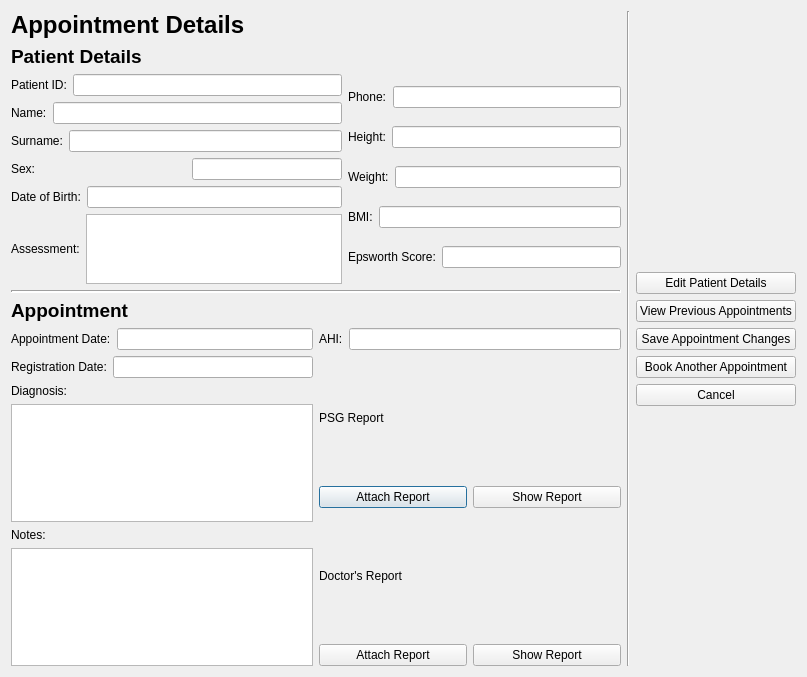
The window that apnea-design/appointmentview.ui (CESoftWorks/apnea) describes before a commit, drawn with Qt 5.
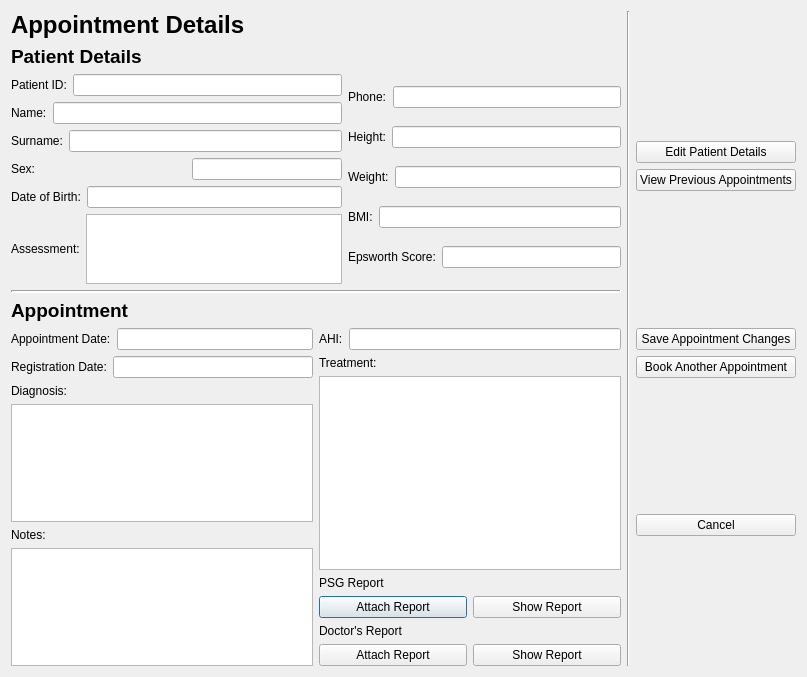
The same window after the commit.

Commit message: Fixed patient height and weight bugs, added editpatient form

Patch:
```diff
--- a/apnea-design/appointmentview.ui
+++ b/apnea-design/appointmentview.ui
@@ -411,6 +411,16 @@
                </item>
               </layout>
              </item>
+             <item>
+              <widget class="QLabel" name="label_20">
+               <property name="text">
+                <string>Treatment:</string>
+               </property>
+              </widget>
+             </item>
+             <item>
+              <widget class="QPlainTextEdit" name="txtAppointmentTreatment"/>
+             </item>
              <item>
               <layout class="QVBoxLayout" name="verticalLayout_4">
                <item>
@@ -513,6 +523,19 @@
          </property>
         </widget>
        </item>
+       <item>
+        <spacer name="verticalSpacer_3">
+         <property name="orientation">
+          <enum>Qt::Vertical</enum>
+         </property>
+         <property name="sizeHint" stdset="0">
+          <size>
+           <width>20</width>
+           <height>40</height>
+          </size>
+         </property>
+        </spacer>
+       </item>
        <item>
         <widget class="QPushButton" name="buttonSave">
          <property name="text">
@@ -527,6 +550,19 @@
          </property>
         </widget>
        </item>
+       <item>
+        <spacer name="verticalSpacer_4">
+         <property name="orientation">
+          <enum>Qt::Vertical</enum>
+         </property>
+         <property name="sizeHint" stdset="0">
+          <size>
+           <width>20</width>
+           <height>40</height>
+          </size>
+         </property>
+        </spacer>
+       </item>
        <item>
         <widget class="QPushButton" name="buttonCancel">
          <property name="text">
```
The commit also changes 8 other files.
